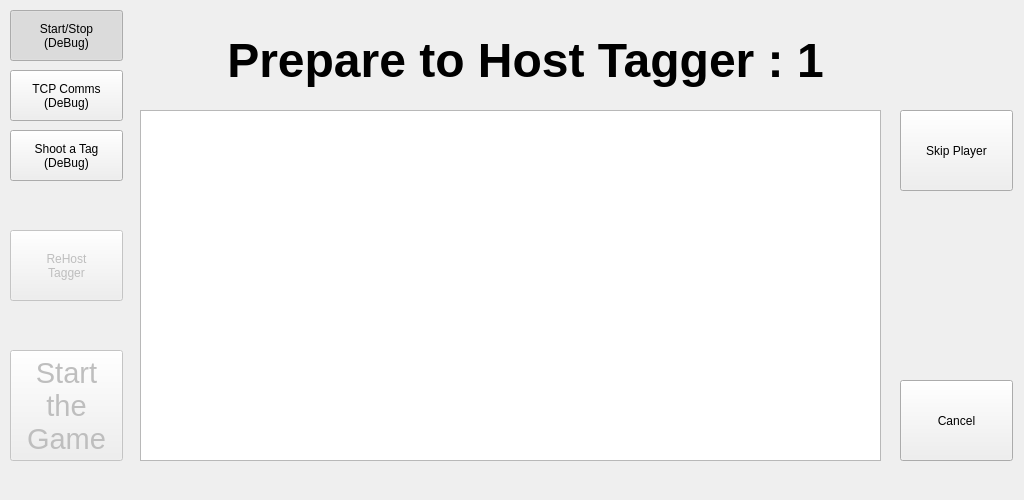
First picture: the form in HostGameWindow.ui, repository rmick/Combobulator, before the edit.
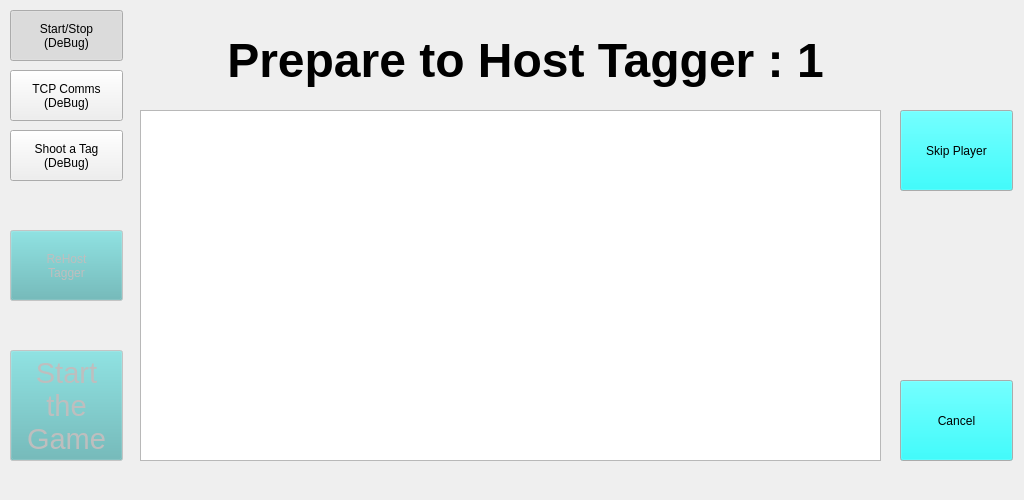
Second picture: the form after the edit.

```diff
--- a/HostGameWindow.ui
+++ b/HostGameWindow.ui
@@ -22,6 +22,43 @@
      <height>81</height>
     </rect>
    </property>
+   <property name="palette">
+    <palette>
+     <active>
+      <colorrole role="Button">
+       <brush brushstyle="SolidPattern">
+        <color alpha="255">
+         <red>0</red>
+         <green>255</green>
+         <blue>255</blue>
+        </color>
+       </brush>
+      </colorrole>
+     </active>
+     <inactive>
+      <colorrole role="Button">
+       <brush brushstyle="SolidPattern">
+        <color alpha="255">
+         <red>0</red>
+         <green>255</green>
+         <blue>255</blue>
+        </color>
+       </brush>
+      </colorrole>
+     </inactive>
+     <disabled>
+      <colorrole role="Button">
+       <brush brushstyle="SolidPattern">
+        <color alpha="255">
+         <red>93</red>
+         <green>180</green>
+         <blue>181</blue>
+        </color>
+       </brush>
+      </colorrole>
+     </disabled>
+    </palette>
+   </property>
    <property name="text">
     <string>Cancel</string>
    </property>
@@ -97,6 +134,43 @@
      <height>81</height>
     </rect>
    </property>
+   <property name="palette">
+    <palette>
+     <active>
+      <colorrole role="Button">
+       <brush brushstyle="SolidPattern">
+        <color alpha="255">
+         <red>0</red>
+         <green>255</green>
+         <blue>255</blue>
+        </color>
+       </brush>
+      </colorrole>
+     </active>
+     <inactive>
+      <colorrole role="Button">
+       <brush brushstyle="SolidPattern">
+        <color alpha="255">
+         <red>0</red>
+         <green>255</green>
+         <blue>255</blue>
+        </color>
+       </brush>
+      </colorrole>
+     </inactive>
+     <disabled>
+      <colorrole role="Button">
+       <brush brushstyle="SolidPattern">
+        <color alpha="255">
+         <red>93</red>
+         <green>180</green>
+         <blue>181</blue>
+        </color>
+       </brush>
+      </colorrole>
+     </disabled>
+    </palette>
+   </property>
    <property name="text">
     <string>Skip Player</string>
    </property>
@@ -113,6 +187,43 @@
      <height>111</height>
     </rect>
    </property>
+   <property name="palette">
+    <palette>
+     <active>
+      <colorrole role="Button">
+       <brush brushstyle="SolidPattern">
+        <color alpha="255">
+         <red>0</red>
+         <green>255</green>
+         <blue>255</blue>
+        </color>
+       </brush>
+      </colorrole>
+     </active>
+     <inactive>
+      <colorrole role="Button">
+       <brush brushstyle="SolidPattern">
+        <color alpha="255">
+         <red>0</red>
+         <green>255</green>
+         <blue>255</blue>
+        </color>
+       </brush>
+      </colorrole>
+     </inactive>
+     <disabled>
+      <colorrole role="Button">
+       <brush brushstyle="SolidPattern">
+        <color alpha="255">
+         <red>93</red>
+         <green>180</green>
+         <blue>181</blue>
+        </color>
+       </brush>
+      </colorrole>
+     </disabled>
+    </palette>
+   </property>
    <property name="font">
     <font>
      <pointsize>22</pointsize>
@@ -153,6 +264,43 @@
      <height>71</height>
     </rect>
    </property>
+   <property name="palette">
+    <palette>
+     <active>
+      <colorrole role="Button">
+       <brush brushstyle="SolidPattern">
+        <color alpha="255">
+         <red>0</red>
+         <green>255</green>
+         <blue>255</blue>
+        </color>
+       </brush>
+      </colorrole>
+     </active>
+     <inactive>
+      <colorrole role="Button">
+       <brush brushstyle="SolidPattern">
+        <color alpha="255">
+         <red>0</red>
+         <green>255</green>
+         <blue>255</blue>
+        </color>
+       </brush>
+      </colorrole>
+     </inactive>
+     <disabled>
+      <colorrole role="Button">
+       <brush brushstyle="SolidPattern">
+        <color alpha="255">
+         <red>93</red>
+         <green>180</green>
+         <blue>181</blue>
+        </color>
+       </brush>
+      </colorrole>
+     </disabled>
+    </palette>
+   </property>
    <property name="text">
     <string>ReHost
 Tagger</string>
```
